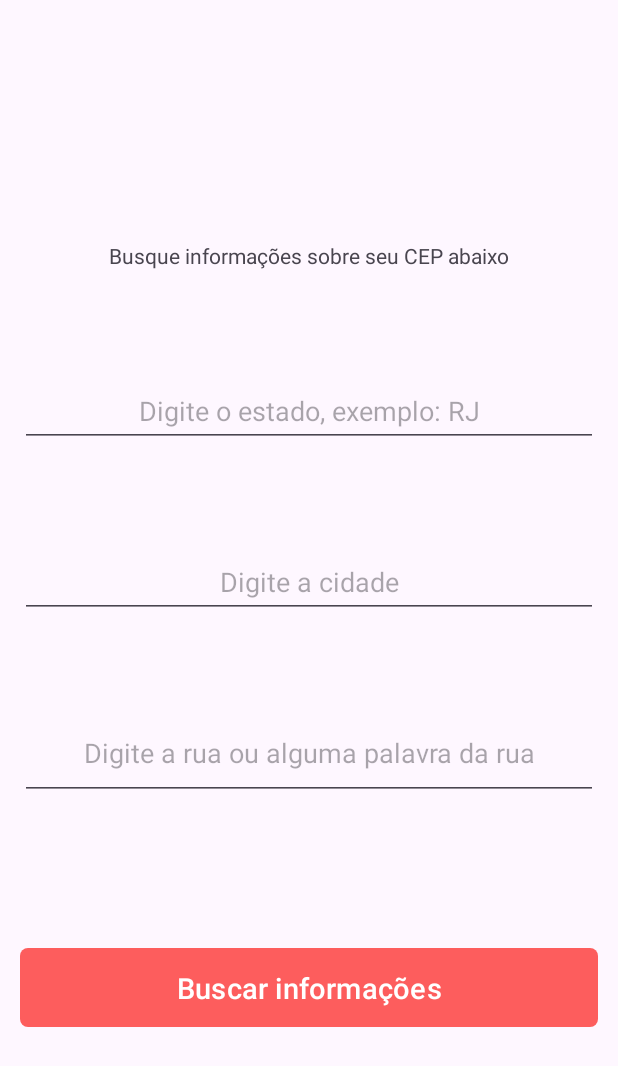
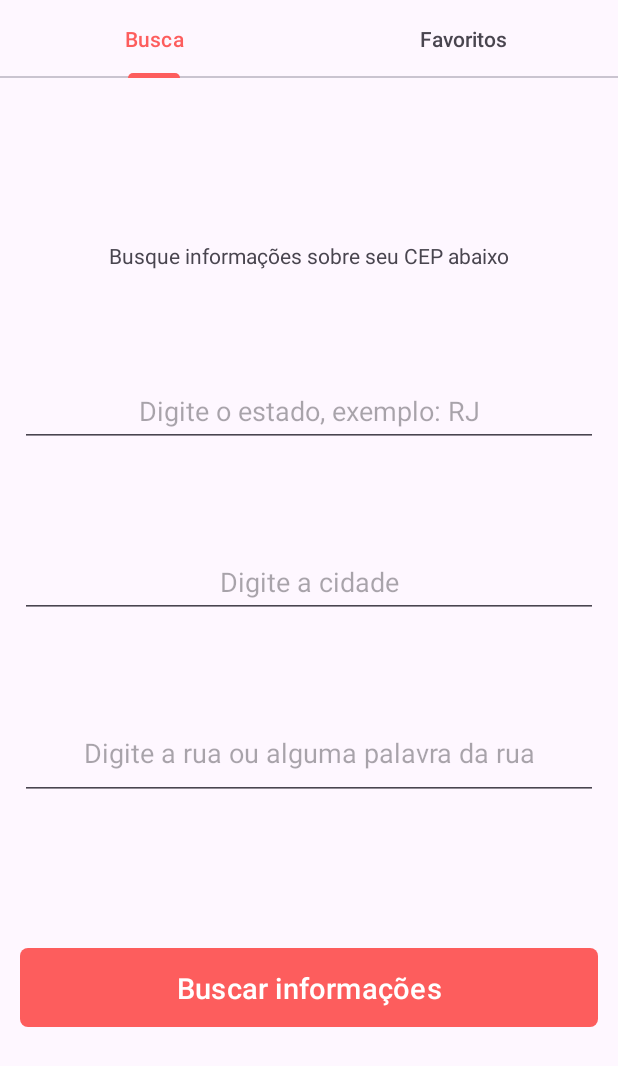
Before and after one commit to N0stalgiaUltra/AcheseuCEP, an Android app: the AdvancedSearchCep screen opened through its navigation route, on a phone screen of 412 x 824 dp. Shown: the top 1066 px of the screen. Run offline under Robolectric (Android 15) with nearby library versions, the phone set to English and light mode, and no system bars; our stand-ins replace sdp/ssp sizes.

Commit message:
Added tab navigation

```diff
--- a/app/src/main/java/com/n0stalgiaultra/di/AppModule.kt
+++ b/app/src/main/java/com/n0stalgiaultra/di/AppModule.kt
@@ -13,12 +13,10 @@ import com.n0stalgiaultra.domain.CepRepository
 import com.n0stalgiaultra.domain.CepRepositoryImpl
 import com.n0stalgiaultra.view.viewmodel.MainViewModel
 import okhttp3.Interceptor
-import okhttp3.OkHttp
 import okhttp3.OkHttpClient
 import okhttp3.logging.HttpLoggingInterceptor
 import org.koin.android.ext.koin.androidContext
 import org.koin.androidx.viewmodel.dsl.viewModel
-import org.koin.core.scope.get
 import org.koin.dsl.module
 import retrofit2.Retrofit
 import retrofit2.converter.gson.GsonConverterFactory
--- a/app/src/main/java/com/n0stalgiaultra/view/activities/MainActivity.kt
+++ b/app/src/main/java/com/n0stalgiaultra/view/activities/MainActivity.kt
@@ -1,7 +1,13 @@
 package com.n0stalgiaultra.view.activities
 
 import android.os.Bundle
+import android.util.Log
+import android.view.View
 import androidx.appcompat.app.AppCompatActivity
+import androidx.fragment.app.Fragment
+import androidx.fragment.app.FragmentManager
+import androidx.navigation.findNavController
+import com.google.android.material.tabs.TabLayout
 import com.n0stalgiaultra.myapplication.R
 import com.n0stalgiaultra.view.viewmodel.MainViewModel
 import org.koin.androidx.viewmodel.ext.android.viewModel
@@ -9,14 +15,45 @@ import org.koin.androidx.viewmodel.ext.android.viewModel
 class MainActivity : AppCompatActivity() {
 
     private val mainViewModel: MainViewModel by viewModel()
+    private lateinit var tabLayout: TabLayout
+
     override fun onCreate(savedInstanceState: Bundle?) {
         super.onCreate(savedInstanceState)
         setContentView(R.layout.activity_main)
+        tabLayout = findViewById(R.id.tab_layout)
     }
 
     override fun onStart() {
         super.onStart()
-
     }
 
+    override fun onResume() {
+        super.onResume()
+        tabLayout.addOnTabSelectedListener(object : TabLayout.OnTabSelectedListener {
+            val navController = findNavController(R.id.nav_host_fragment)
+            val navInflater = navController.navInflater
+            override fun onTabSelected(tab: TabLayout.Tab?) {
+                Log.d("Tab", "${tab?.position}")
+
+                val navGraphID = when(tab?.position){
+                    0 -> R.navigation.nav_graph_busca
+                    1 -> R.navigation.nav_graph_fav
+                    else -> {R.navigation.nav_graph_busca}
+                }
+
+                /*Inflar: criar uma instancia de um arq XML */
+                val navGraph = navInflater.inflate(navGraphID)
+                navController.graph = navGraph
+                Log.d("Tab", "${navController.graph.id}")
+
+            }
+
+            override fun onTabUnselected(tab: TabLayout.Tab?) {
+            }
+
+            override fun onTabReselected(tab: TabLayout.Tab?) {
+            }
+
+        })
+    }
 }
--- a/app/src/main/java/com/n0stalgiaultra/view/fragments/CepResult.kt
+++ b/app/src/main/java/com/n0stalgiaultra/view/fragments/CepResult.kt
@@ -13,16 +13,18 @@ import com.n0stalgiaultra.view.adapters.CardAdapter
 import com.n0stalgiaultra.view.adapters.CardOnClick
 import com.n0stalgiaultra.view.viewmodel.MainViewModel
 import org.koin.androidx.viewmodel.ext.android.activityViewModel
-import org.koin.androidx.viewmodel.ext.android.viewModel
 
 
 class CepResult : Fragment(), CardOnClick {
 
     private val mainViewModel: MainViewModel by activityViewModel()
+
     private lateinit var binding: FragmentCepResultBinding
     private val cardAdapter = CardAdapter(this)
 
-
+    override fun onCreate(savedInstanceState: Bundle?) {
+        super.onCreate(savedInstanceState)
+    }
     override fun onCreateView(
         inflater: LayoutInflater, container: ViewGroup?,
         savedInstanceState: Bundle?
--- a/app/src/main/java/com/n0stalgiaultra/view/fragments/MainScreen.kt
+++ b/app/src/main/java/com/n0stalgiaultra/view/fragments/MainScreen.kt
@@ -13,9 +13,10 @@ import com.n0stalgiaultra.myapplication.databinding.FragmentMainScreenBinding
 class MainScreen : Fragment() {
 
     private lateinit var binding: FragmentMainScreenBinding
+
+
     override fun onCreate(savedInstanceState: Bundle?) {
         super.onCreate(savedInstanceState)
-
     }
 
     override fun onCreateView(
--- a/app/src/main/java/com/n0stalgiaultra/view/fragments/SearchCep.kt
+++ b/app/src/main/java/com/n0stalgiaultra/view/fragments/SearchCep.kt
@@ -7,7 +7,6 @@ import android.view.View
 import android.view.ViewGroup
 import androidx.navigation.fragment.findNavController
 import com.n0stalgiaultra.myapplication.R
-import com.n0stalgiaultra.myapplication.databinding.ActivityMainBinding
 import com.n0stalgiaultra.myapplication.databinding.FragmentSearchCepBinding
 import com.n0stalgiaultra.view.viewmodel.MainViewModel
 import kotlinx.coroutines.CoroutineScope
--- a/app/src/main/res/layout/activity_main.xml
+++ b/app/src/main/res/layout/activity_main.xml
@@ -5,6 +5,29 @@
     android:layout_width="match_parent"
     android:layout_height="match_parent"
     tools:context="com.n0stalgiaultra.view.activities.MainActivity">
+
+    <com.google.android.material.tabs.TabLayout
+        android:id="@+id/tab_layout"
+        android:layout_width="match_parent"
+        android:layout_height="@dimen/_40sdp"
+        app:layout_constraintStart_toStartOf="parent"
+        app:layout_constraintTop_toTopOf="parent">
+
+        <com.google.android.material.tabs.TabItem
+            android:id="@+id/tab_busca"
+            android:layout_width="wrap_content"
+            android:layout_height="wrap_content"
+            android:text="@string/busca_tab_name"
+            />
+
+        <com.google.android.material.tabs.TabItem
+            android:id="@+id/tab_fav"
+            android:layout_width="wrap_content"
+            android:layout_height="wrap_content"
+            android:text="@string/fav_tab_name"
+            />
+
+    </com.google.android.material.tabs.TabLayout>
 
     <androidx.fragment.app.FragmentContainerView
         android:id="@+id/nav_host_fragment"
@@ -17,6 +40,6 @@
         app:layout_constraintBottom_toBottomOf="parent"
 
         app:defaultNavHost="true"
-        app:navGraph="@navigation/nav_graph" />
+        app:navGraph="@navigation/nav_graph_busca" />
 
 </androidx.constraintlayout.widget.ConstraintLayout>
--- /dev/null
+++ b/app/src/main/res/navigation/nav_graph_fav.xml
@@ -0,0 +1,13 @@
+<?xml version="1.0" encoding="utf-8"?>
+<navigation xmlns:android="http://schemas.android.com/apk/res/android"
+    xmlns:app="http://schemas.android.com/apk/res-auto"
+    xmlns:tools="http://schemas.android.com/tools"
+    android:id="@+id/nav_graph_fav"
+    app:startDestination="@id/favoriteList">
+
+    <fragment
+        android:id="@+id/favoriteList"
+        android:name="com.n0stalgiaultra.view.fragments.FavoriteList"
+        android:label="fragment_favorite_list"
+        tools:layout="@layout/fragment_favorite_list" />
+</navigation>
--- a/app/src/main/res/values/strings.xml
+++ b/app/src/main/res/values/strings.xml
@@ -4,4 +4,6 @@
     <string name="cidade_estado">%s, %s</string>
     <!-- TODO: Remove or change this placeholder text -->
     <string name="hello_blank_fragment">Hello blank fragment</string>
+    <string name="busca_tab_name">Busca</string>
+    <string name="fav_tab_name">Favoritos</string>
 </resources>
```
Also changed, not shown: app/src/main/java/com/n0stalgiaultra/view/fragments/FavoriteList.kt (added, +12 -0 lines), app/src/main/java/com/n0stalgiaultra/view/viewmodel/MainViewModel.kt (+10 -0 lines), app/src/main/res/layout/fragment_favorite_list.xml (added, +58 -0 lines), app/src/main/res/navigation/nav_graph_busca.xml (renamed from app/src/main/res/navigation/nav_graph.xml).
